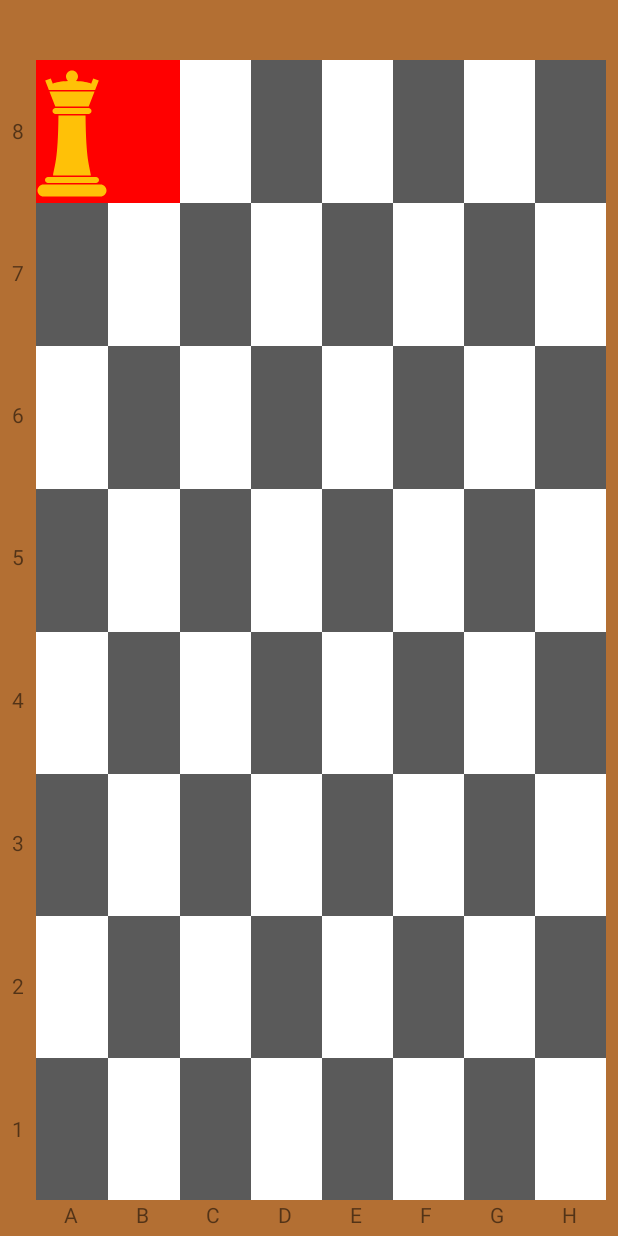
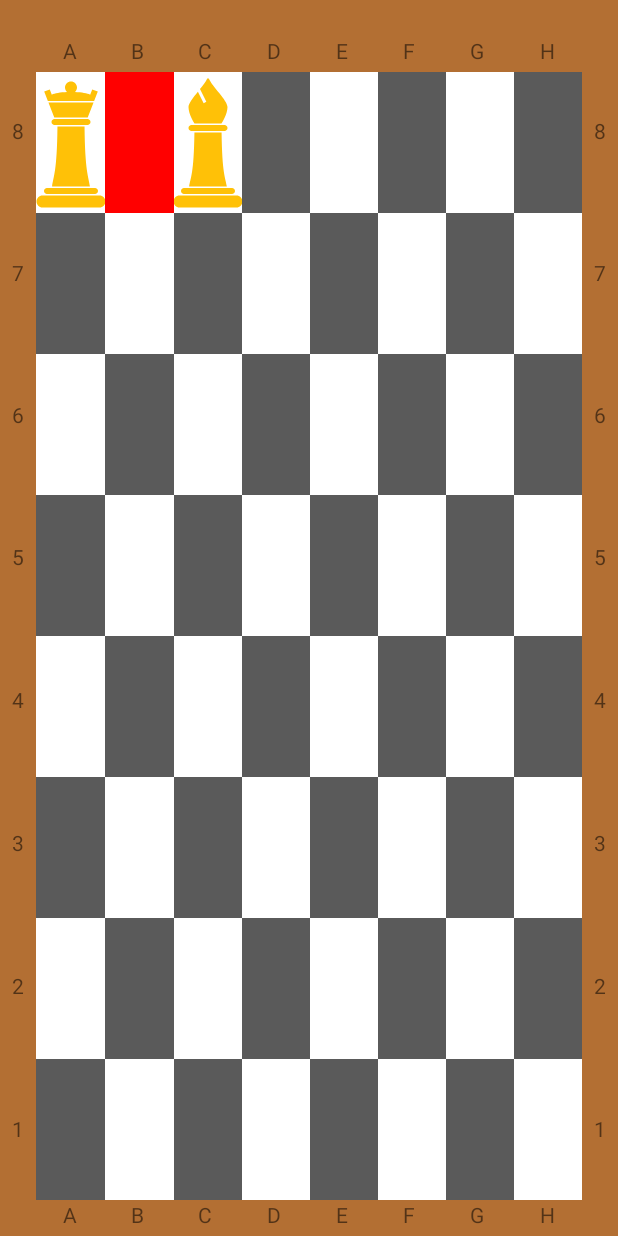
Before and after one commit to douglasrsilverio/xadrez-multiplayer, an Android app: the screen it shows after launch (TabuleiroActivity), after a tap on an icon or button, on a phone screen of 412 x 824 dp. Run offline under Robolectric (Android 15) with nearby library versions, the phone set to English and light mode, and no system bars; 1 other tap on this screen came first.

Commit message:
Modificações layout tabuleiro e destaque de posições

```diff
--- a/app/src/main/java/br/com/douglassilverio/xadrez_multiplayer/activity/tabuleiro/TabuleiroActivity.kt
+++ b/app/src/main/java/br/com/douglassilverio/xadrez_multiplayer/activity/tabuleiro/TabuleiroActivity.kt
@@ -1,12 +1,9 @@
 package br.com.douglassilverio.xadrez_multiplayer.activity.tabuleiro
 
-import android.graphics.Color
-import android.graphics.drawable.ColorDrawable
 import android.os.Bundle
 import android.view.View
 import androidx.appcompat.app.AppCompatActivity
 import br.com.douglassilverio.xadrez_multiplayer.R
-import br.com.douglassilverio.xadrez_multiplayer.model.EstadoBotoes
 import br.com.douglassilverio.xadrez_multiplayer.presenter.tabuleiro.ITabuleiroPresenter
 import br.com.douglassilverio.xadrez_multiplayer.presenter.tabuleiro.TabuleiroPresenter
 
@@ -26,15 +23,11 @@ class TabuleiroActivity : AppCompatActivity(){
         tabuleiroPresenter = TabuleiroPresenter(this, this)
     }
 
-    fun mudarCorPosSelecionada(btSelecionado: View, cor: Int){
-       btSelecionado.setBackgroundColor(cor)
+    fun mudarCorPos(btSelecionado: View, cor: Int){
+        btSelecionado.setBackgroundColor(cor)
    }
 
-    fun ifPecaDestacadaAndOutraSelecionadaRemoverDestaque(){
-
-    }
-
-    fun moverPeca(){
+    fun moverPeca(peca: View, posX: Int, posY: Int){
 
     }
 
@@ -46,6 +39,7 @@ class TabuleiroActivity : AppCompatActivity(){
         tabuleiroPresenter.validaAcao(btB8)
     }
 
-
-
+    fun posC8(btC8: View){
+        tabuleiroPresenter.validaAcao(btC8)
+    }
 }
--- /dev/null
+++ b/app/src/main/java/br/com/douglassilverio/xadrez_multiplayer/model/EstadoBotao.kt
@@ -0,0 +1,6 @@
+package br.com.douglassilverio.xadrez_multiplayer.model
+
+class EstadoBotao {
+    var corPadraoUltimaPos = 0
+    var idUltimaPos = 0
+}
--- a/app/src/main/java/br/com/douglassilverio/xadrez_multiplayer/model/EstadoBotoes.kt
+++ /dev/null
@@ -1,5 +0,0 @@
-package br.com.douglassilverio.xadrez_multiplayer.model
-
-class EstadoBotoes {
-    var corPadrao = 0
-}
--- a/app/src/main/java/br/com/douglassilverio/xadrez_multiplayer/presenter/tabuleiro/TabuleiroPresenter.kt
+++ b/app/src/main/java/br/com/douglassilverio/xadrez_multiplayer/presenter/tabuleiro/TabuleiroPresenter.kt
@@ -5,37 +5,47 @@ import android.graphics.Color
 import android.graphics.drawable.ColorDrawable
 import android.view.View
 import br.com.douglassilverio.xadrez_multiplayer.activity.tabuleiro.TabuleiroActivity
-import br.com.douglassilverio.xadrez_multiplayer.model.EstadoBotoes
+import br.com.douglassilverio.xadrez_multiplayer.model.EstadoBotao
 
-class TabuleiroPresenter(var context: Context, var view: TabuleiroActivity) : ITabuleiroPresenter{
+class TabuleiroPresenter(var context: Context, var viewTabuleiroActivity: TabuleiroActivity) : ITabuleiroPresenter{
 
-    private lateinit var estadoBotoes: EstadoBotoes
-
-    init {
-        estadoBotoes = EstadoBotoes()
-    }
+    private var estadoBotao: EstadoBotao = EstadoBotao()
 
     override fun validaAcao(posSelecionada: View){
+        if(posSelecionada.id != estadoBotao.idUltimaPos && estadoBotao.idUltimaPos != 0) {
+            alterarDestaque(posSelecionada)
+            return
+        }
+
         destacarPosSelecionada(posSelecionada)
     }
 
-    private fun getColorBackgroundBt(posSelecionada: View) : Int {
+    private fun getColorBackgroundPos(posSelecionada: View) : Int {
         return (posSelecionada.background as ColorDrawable).color
     }
 
-    fun destacarPosSelecionada(posSelecionada: View) {
-        if(getColorBackgroundBt(posSelecionada) != Color.RED) {
-            estadoBotoes.corPadrao = getColorBackgroundBt(posSelecionada)
-            view.mudarCorPosSelecionada(posSelecionada, Color.RED)
+    private fun destacarPosSelecionada(posSelecionada: View) {
+        if(getColorBackgroundPos(posSelecionada) != Color.RED) {
+            estadoBotao.corPadraoUltimaPos = getColorBackgroundPos(posSelecionada)
+            estadoBotao.idUltimaPos = posSelecionada.id
+
+            viewTabuleiroActivity.mudarCorPos(posSelecionada, Color.RED)
             return
         }
 
-        if(getColorBackgroundBt(posSelecionada) == Color.RED){
-            view.mudarCorPosSelecionada(posSelecionada, estadoBotoes.corPadrao)
+        if(getColorBackgroundPos(posSelecionada) == Color.RED){
+            viewTabuleiroActivity.mudarCorPos(posSelecionada, estadoBotao.corPadraoUltimaPos)
         }
     }
 
-    fun comportamentoBotoes(view: View){
-        destacarPosSelecionada(view)
+    fun alterarDestaque(novaPosDestacar: View){
+        var antigaPosDestacada: View = viewTabuleiroActivity.findViewById(estadoBotao.idUltimaPos)
+        viewTabuleiroActivity.mudarCorPos(antigaPosDestacada, estadoBotao.corPadraoUltimaPos)
+
+        estadoBotao.corPadraoUltimaPos = getColorBackgroundPos(novaPosDestacar)
+        estadoBotao.idUltimaPos = novaPosDestacar.id
+        viewTabuleiroActivity.mudarCorPos(novaPosDestacar, Color.RED)
+
     }
+
 }
--- a/app/src/main/res/layout/activity_tabuleiro.xml
+++ b/app/src/main/res/layout/activity_tabuleiro.xml
@@ -8,14 +8,175 @@
     tools:context=".activity.tabuleiro.TabuleiroActivity">
 
     <LinearLayout
+        android:layout_width="0dp"
+        android:layout_height="0dp"
+        android:layout_marginStart="24dp"
+        android:layout_marginLeft="24dp"
+        android:layout_marginTop="24dp"
+        android:layout_marginEnd="24dp"
+        android:layout_marginRight="24dp"
+        android:orientation="horizontal"
+        app:layout_constraintBottom_toTopOf="@+id/linearLayout12"
+        app:layout_constraintEnd_toEndOf="parent"
+        app:layout_constraintStart_toStartOf="parent"
+        app:layout_constraintTop_toTopOf="parent">
+
+        <TextView
+            android:id="@+id/notacaoUpA"
+            android:layout_width="wrap_content"
+            android:layout_height="wrap_content"
+            android:layout_weight="1"
+            android:gravity="center"
+            android:text="A" />
+
+        <TextView
+            android:id="@+id/notacaoUpB"
+            android:layout_width="wrap_content"
+            android:layout_height="wrap_content"
+            android:layout_weight="1"
+            android:gravity="center"
+            android:text="B" />
+
+        <TextView
+            android:id="@+id/notacaoUpC"
+            android:layout_width="wrap_content"
+            android:layout_height="wrap_content"
+            android:layout_weight="1"
+            android:gravity="center"
+            android:text="C" />
+
+        <TextView
+            android:id="@+id/notacaoUpD"
+            android:layout_width="wrap_content"
+            android:layout_height="wrap_content"
+            android:layout_weight="1"
+            android:gravity="center"
+            android:text="D" />
+
+        <TextView
+            android:id="@+id/notacaoUpE"
+            android:layout_width="wrap_content"
+            android:layout_height="wrap_content"
+            android:layout_weight="1"
+            android:gravity="center"
+            android:text="E" />
+
+        <TextView
+            android:id="@+id/notacaoUpF"
+            android:layout_width="wrap_content"
+            android:layout_height="wrap_content"
+            android:layout_weight="1"
+            android:gravity="center"
+            android:text="F" />
+
+        <TextView
+            android:id="@+id/notacaoUpG"
+            android:layout_width="wrap_content"
+            android:layout_height="wrap_content"
+            android:layout_weight="1"
+            android:gravity="center"
+            android:text="G" />
+
+        <TextView
+            android:id="@+id/notacaoUpH"
+            android:layout_width="wrap_content"
+            android:layout_height="wrap_content"
+            android:layout_weight="1"
+            android:gravity="center"
+            android:text="H" />
+    </LinearLayout>
+
+    <LinearLayout
+        android:id="@+id/linearLayout3"
+        android:layout_width="0dp"
+        android:layout_height="0dp"
+        android:layout_marginStart="8dp"
+        android:layout_marginLeft="8dp"
+        android:layout_marginTop="40dp"
+        android:layout_marginEnd="8dp"
+        android:layout_marginRight="8dp"
+        android:layout_marginBottom="24dp"
+        android:gravity="center"
+        android:orientation="vertical"
+        app:layout_constraintBottom_toBottomOf="parent"
+        app:layout_constraintEnd_toEndOf="parent"
+        app:layout_constraintStart_toEndOf="@+id/linearLayout12"
+        app:layout_constraintTop_toTopOf="parent">
+
+        <TextView
+            android:id="@+id/notacaoRight8"
+            android:layout_width="wrap_content"
+            android:layout_height="wrap_content"
+            android:layout_weight="1"
+            android:gravity="center_vertical"
+            android:text="8" />
+
+        <TextView
+            android:id="@+id/notacaoRight7"
+            android:layout_width="wrap_content"
+            android:layout_height="wrap_content"
+            android:layout_weight="1"
+            android:gravity="center_vertical"
+            android:text="7" />
+
+        <TextView
+            android:id="@+id/notacaoRight6"
+            android:layout_width="wrap_content"
+            android:layout_height="wrap_content"
+            android:layout_weight="1"
+            android:gravity="center_vertical"
+            android:text="6" />
+
+        <TextView
+            android:id="@+id/notacaoRight5"
+            android:layout_width="wrap_content"
+            android:layout_height="wrap_content"
+            android:layout_weight="1"
+            android:gravity="center_vertical"
+            android:text="5" />
+
+        <TextView
+            android:id="@+id/notacaoRight4"
+            android:layout_width="wrap_content"
+            android:layout_height="wrap_content"
+            android:layout_weight="1"
+            android:gravity="center_vertical"
+            android:text="4" />
+
+        <TextView
+            android:id="@+id/notacaoRight3"
+            android:layout_width="wrap_content"
+            android:layout_height="wrap_content"
+            android:layout_weight="1"
+            android:gravity="center_vertical"
+            android:text="3" />
+
+        <TextView
+            android:id="@+id/notacaoRight2"
+            android:layout_width="wrap_content"
+            android:layout_height="wrap_content"
+            android:layout_weight="1"
+            android:gravity="center_vertical"
+            android:text="2" />
+
+        <TextView
+            android:id="@+id/notacaoRight1"
+            android:layout_width="wrap_content"
+            android:layout_height="wrap_content"
+            android:layout_weight="1"
+            android:gravity="center_vertical"
+            android:text="1" />
+    </LinearLayout>
+
+    <LinearLayout
         android:id="@+id/linearLayout12"
         android:layout_width="0dp"
         android:layout_height="0dp"
         android:layout_marginStart="24dp"
         android:layout_marginLeft="24dp"
-        android:layout_marginTop="40dp"
-        android:layout_marginEnd="8dp"
-        android:layout_marginRight="8dp"
+        android:layout_marginTop="48dp"
+        android:layout_marginEnd="24dp"
+        android:layout_marginRight="24dp"
         android:layout_marginBottom="24dp"
         android:orientation="vertical"
         app:layout_constraintBottom_toBottomOf="parent"
@@ -50,15 +211,16 @@
                 android:layout_weight="1"
                 android:background="#5A5A5A"
                 android:foreground="?attr/selectableItemBackgroundBorderless"
-                android:onClick="posB8"
-                />
+                android:onClick="posB8" />
 
             <ImageButton
                 android:id="@+id/posC8"
                 android:layout_width="match_parent"
                 android:layout_height="match_parent"
                 android:layout_weight="1"
-                android:background="#FFFFFF" />
+                android:background="#FFFFFF"
+                android:onClick="posC8"
+                android:src="@drawable/ic_brancas_bispo" />
 
             <ImageButton
                 android:id="@+id/posD8"
@@ -543,12 +705,13 @@
     </LinearLayout>
 
     <LinearLayout
+        android:id="@+id/linearLayout2"
         android:layout_width="0dp"
         android:layout_height="0dp"
         android:layout_marginStart="24dp"
         android:layout_marginLeft="24dp"
-        android:layout_marginEnd="8dp"
-        android:layout_marginRight="8dp"
+        android:layout_marginEnd="24dp"
+        android:layout_marginRight="24dp"
         android:layout_marginBottom="4dp"
         android:orientation="horizontal"
         app:layout_constraintBottom_toBottomOf="parent"
@@ -557,7 +720,7 @@
         app:layout_constraintTop_toBottomOf="@+id/linearLayout12">
 
         <TextView
-            android:id="@+id/notacaoA"
+            android:id="@+id/notacaoDownA"
             android:layout_width="wrap_content"
             android:layout_height="wrap_content"
             android:layout_weight="1"
@@ -565,7 +728,7 @@
             android:text="A" />
 
         <TextView
-            android:id="@+id/notacaoB"
+            android:id="@+id/notacaoDownB"
             android:layout_width="wrap_content"
             android:layout_height="wrap_content"
             android:layout_weight="1"
@@ -573,7 +736,7 @@
             android:text="B" />
 
         <TextView
-            android:id="@+id/notacaoC"
+            android:id="@+id/notacaoDownC"
             android:layout_width="wrap_content"
             android:layout_height="wrap_content"
             android:layout_weight="1"
@@ -581,7 +744,7 @@
             android:text="C" />
 
         <TextView
-            android:id="@+id/notacaoD"
+            android:id="@+id/notacaoDownD"
             android:layout_width="wrap_content"
             android:layout_height="wrap_content"
             android:layout_weight="1"
@@ -589,7 +752,7 @@
             android:text="D" />
 
         <TextView
-            android:id="@+id/notacaoE"
+            android:id="@+id/notacaoDownE"
             android:layout_width="wrap_content"
             android:layout_height="wrap_content"
             android:layout_weight="1"
@@ -597,7 +760,7 @@
             android:text="E" />
 
         <TextView
-            android:id="@+id/notacaoF"
+            android:id="@+id/notacaoDownF"
             android:layout_width="wrap_content"
             android:layout_height="wrap_content"
             android:layout_weight="1"
@@ -605,7 +768,7 @@
             android:text="F" />
 
         <TextView
-            android:id="@+id/notacaoG"
+            android:id="@+id/notacaoDownG"
             android:layout_width="wrap_content"
             android:layout_height="wrap_content"
             android:layout_weight="1"
@@ -613,7 +776,7 @@
             android:text="G" />
 
         <TextView
-            android:id="@+id/notacaoH"
+            android:id="@+id/notacaoDownH"
             android:layout_width="wrap_content"
             android:layout_height="wrap_content"
             android:layout_weight="1"
@@ -622,6 +785,7 @@
     </LinearLayout>
 
     <LinearLayout
+        android:id="@+id/linearLayout"
         android:layout_width="0dp"
         android:layout_height="0dp"
         android:layout_marginStart="8dp"
@@ -638,7 +802,7 @@
         app:layout_constraintTop_toTopOf="parent">
 
         <TextView
-            android:id="@+id/notacao8"
+            android:id="@+id/notacaoLeft8"
             android:layout_width="wrap_content"
             android:layout_height="wrap_content"
             android:layout_weight="1"
@@ -646,7 +810,7 @@
             android:text="8" />
 
         <TextView
-            android:id="@+id/notacao7"
+            android:id="@+id/notacaoLeft7"
             android:layout_width="wrap_content"
             android:layout_height="wrap_content"
             android:layout_weight="1"
@@ -654,7 +818,7 @@
             android:text="7" />
 
         <TextView
-            android:id="@+id/notacao6"
+            android:id="@+id/notacaoLeft6"
             android:layout_width="wrap_content"
             android:layout_height="wrap_content"
             android:layout_weight="1"
@@ -662,7 +826,7 @@
             android:text="6" />
 
         <TextView
-            android:id="@+id/notacao5"
+            android:id="@+id/notacaoLeft5"
             android:layout_width="wrap_content"
             android:layout_height="wrap_content"
             android:layout_weight="1"
@@ -670,7 +834,7 @@
             android:text="5" />
 
         <TextView
-            android:id="@+id/notacao4"
+            android:id="@+id/notacaoLeft4"
             android:layout_width="wrap_content"
             android:layout_height="wrap_content"
             android:layout_weight="1"
@@ -678,7 +842,7 @@
             android:text="4" />
 
         <TextView
-            android:id="@+id/notacao3"
+            android:id="@+id/notacaoLeft3"
             android:layout_width="wrap_content"
             android:layout_height="wrap_content"
             android:layout_weight="1"
@@ -686,7 +850,7 @@
             android:text="3" />
 
         <TextView
-            android:id="@+id/notacao2"
+            android:id="@+id/notacaoLeft2"
             android:layout_width="wrap_content"
             android:layout_height="wrap_content"
             android:layout_weight="1"
@@ -694,7 +858,7 @@
             android:text="2" />
 
         <TextView
-            android:id="@+id/notacao1"
+            android:id="@+id/notacaoLeft1"
             android:layout_width="wrap_content"
             android:layout_height="wrap_content"
             android:layout_weight="1"
```
